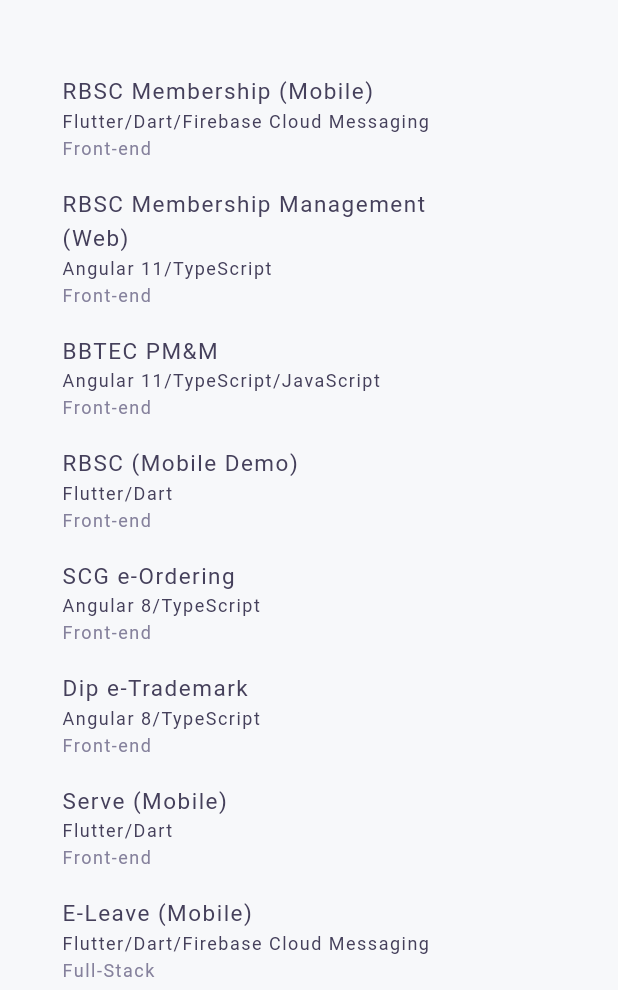
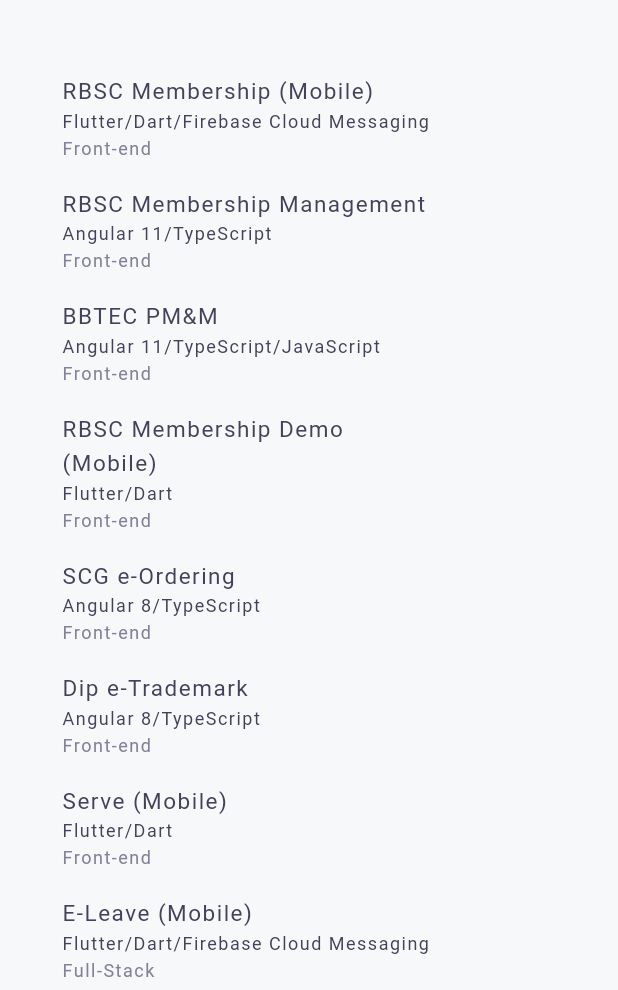
Before and after one commit to MangoStick/portfolio, a Flutter app: the AboutPage screen opened by its route, on a phone screen of 412 x 824 dp, the part 246-1236 px from its top. Run offline on Flutter 3.47's test engine with Material 2 defaults, Android fonts, the phone set to English and light mode, and no system bars; our stand-ins replace font_awesome_flutter; missing offline and left inert: dart:html; Roboto replaces fonts that are missing (NexaBold, NexaLight, ProductSans).

Commit message:
Update about.dart

```diff
--- a/lib/ui/about.dart
+++ b/lib/ui/about.dart
@@ -299,7 +299,7 @@ class AboutPage extends StatelessWidget {
       'Front-end',
       '',
       'Angular 11/TypeScript',
-      'RBSC Membership Management (Web)',
+      'RBSC Membership Management',
     ),
     Education(
       'Front-end',
@@ -311,7 +311,7 @@ class AboutPage extends StatelessWidget {
       'Front-end',
       '',
       'Flutter/Dart',
-      'RBSC (Mobile Demo)',
+      'RBSC Membership Demo (Mobile)',
     ),
     Education(
       'Front-end',
```
